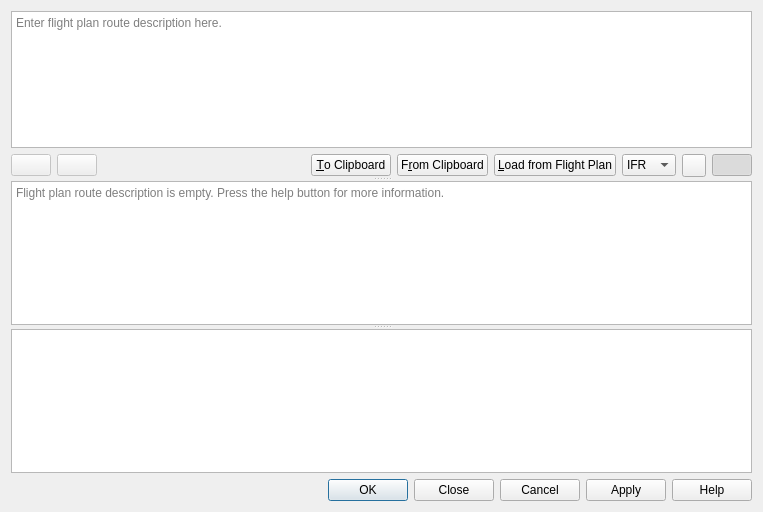
Qt form src/routestring/routestringdialog.ui (albar965/littlenavmap) before a commit.
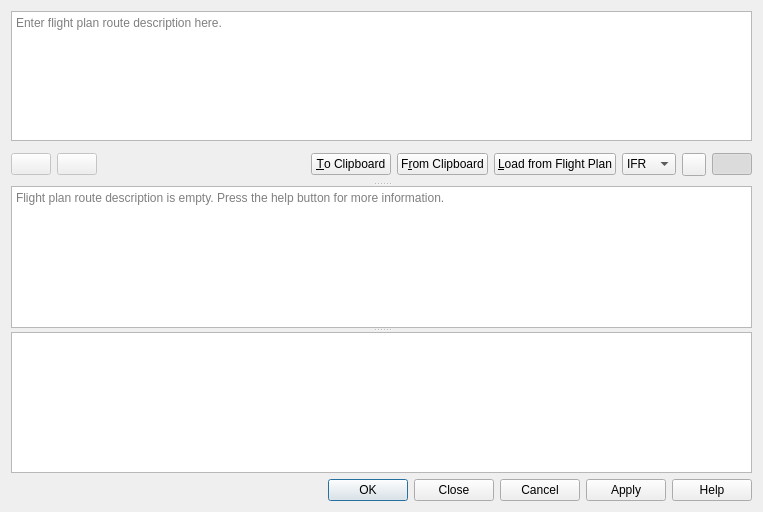
The same form after that commit. Icons and pictures are not drawn.

Commit message: Adjusted default toolbar style and toolbar like buttons

```diff
--- a/src/routestring/routestringdialog.ui
+++ b/src/routestring/routestringdialog.ui
@@ -43,8 +43,11 @@
          </property>
          <property name="html">
           <string>&lt;!DOCTYPE HTML PUBLIC &quot;-//W3C//DTD HTML 4.0//EN&quot; &quot;http://www.w3.org/TR/REC-html40/strict.dtd&quot;&gt;
-&lt;html&gt;&lt;head&gt;&lt;meta name=&quot;qrichtext&quot; content=&quot;1&quot; /&gt;&lt;style type=&quot;text/css&quot;&gt;
+&lt;html&gt;&lt;head&gt;&lt;meta name=&quot;qrichtext&quot; content=&quot;1&quot; /&gt;&lt;meta charset=&quot;utf-8&quot; /&gt;&lt;style type=&quot;text/css&quot;&gt;
 p, li { white-space: pre-wrap; }
+hr { height: 1px; border-width: 0; }
+li.unchecked::marker { content: &quot;\2610&quot;; }
+li.checked::marker { content: &quot;\2612&quot;; }
 &lt;/style&gt;&lt;/head&gt;&lt;body style=&quot; font-family:'Noto Sans'; font-size:9pt; font-weight:400; font-style:normal;&quot;&gt;
 &lt;p style=&quot;-qt-paragraph-type:empty; margin-top:0px; margin-bottom:0px; margin-left:0px; margin-right:0px; -qt-block-indent:0; text-indent:0px;&quot;&gt;&lt;br /&gt;&lt;/p&gt;&lt;/body&gt;&lt;/html&gt;</string>
          </property>
@@ -58,6 +61,12 @@
        </item>
        <item>
         <layout class="QHBoxLayout" name="horizontalLayout">
+         <property name="topMargin">
+          <number>6</number>
+         </property>
+         <property name="bottomMargin">
+          <number>6</number>
+         </property>
          <item>
           <widget class="QPushButton" name="pushButtonRouteStringUndo">
            <property name="enabled">
@@ -246,8 +255,11 @@
       </property>
       <property name="html">
        <string>&lt;!DOCTYPE HTML PUBLIC &quot;-//W3C//DTD HTML 4.0//EN&quot; &quot;http://www.w3.org/TR/REC-html40/strict.dtd&quot;&gt;
-&lt;html&gt;&lt;head&gt;&lt;meta name=&quot;qrichtext&quot; content=&quot;1&quot; /&gt;&lt;style type=&quot;text/css&quot;&gt;
+&lt;html&gt;&lt;head&gt;&lt;meta name=&quot;qrichtext&quot; content=&quot;1&quot; /&gt;&lt;meta charset=&quot;utf-8&quot; /&gt;&lt;style type=&quot;text/css&quot;&gt;
 p, li { white-space: pre-wrap; }
+hr { height: 1px; border-width: 0; }
+li.unchecked::marker { content: &quot;\2610&quot;; }
+li.checked::marker { content: &quot;\2612&quot;; }
 &lt;/style&gt;&lt;/head&gt;&lt;body style=&quot; font-family:'Noto Sans'; font-size:9pt; font-weight:400; font-style:normal;&quot;&gt;
 &lt;p style=&quot;-qt-paragraph-type:empty; margin-top:0px; margin-bottom:0px; margin-left:0px; margin-right:0px; -qt-block-indent:0; text-indent:0px; font-family:'Ubuntu';&quot;&gt;&lt;br /&gt;&lt;/p&gt;&lt;/body&gt;&lt;/html&gt;</string>
       </property>
```
The commit also changes 1 other file.
